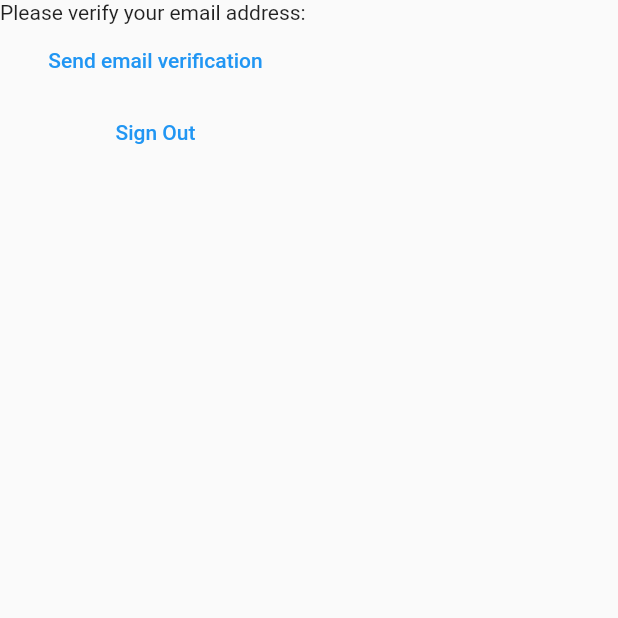
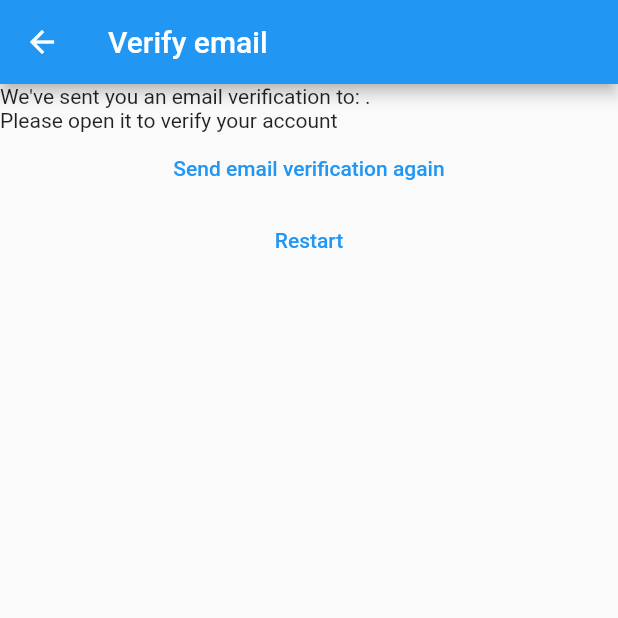
Before and after one commit to enrico-bottani/mynotes-dart-tutorial, a Flutter app: the VerifyEmailView screen opened directly, on a phone screen of 412 x 824 dp, the top half of it. Run offline on Flutter 3.47's test engine with Material 2 defaults, Android fonts, the phone set to English and light mode, and no system bars; our stand-ins replace firebase_auth, firebase_core; accounts and stored records are empty.

Commit message:
verify email fixes

```diff
--- a/lib/constants/routes.dart
+++ b/lib/constants/routes.dart
@@ -1,3 +1,4 @@
 const loginRoute="/login/";
 const registerRoute ="/register/";
 const notesRoute = "/notes/";
+const verifyEmailRoute = "/verify-email/";
--- a/lib/main.dart
+++ b/lib/main.dart
@@ -19,7 +19,8 @@ void main() {
     routes: {
       loginRoute: (context) => LoginView(),
       registerRoute: (context) => RegisterView(),
-      notesRoute: (context) => NotesView()
+      notesRoute: (context) => NotesView(),
+      verifyEmailRoute:(context)=>VerifyEmailView()
     },
   ));
 }
--- a/lib/views/verify_email_view.dart
+++ b/lib/views/verify_email_view.dart
@@ -16,19 +16,28 @@ class _VerifyEmailViewState extends State<VerifyEmailView> {
   @override
   Widget build(BuildContext context) {
     return Scaffold(
-      body: Column(children: [
-        Text("Please verify your email address: ${currentUser?.email}"),
-        TextButton(
+      appBar: AppBar(
+        title: Text("Verify email"),
+      ),
+      body: Column(crossAxisAlignment: CrossAxisAlignment.start, children: [
+        Text("We've sent you an email verification to: ${currentUser?.email}."),
+        Text("Please open it to verify your account"),
+        Center(
+          child: TextButton(
               onPressed: () async {
                 await currentUser?.sendEmailVerification();
               },
-            child: const Text("Send email verification")),
-        TextButton(
+              child: const Text("Send email verification again")),
+        ),
+        Center(
+          child: TextButton(
               onPressed: () async {
                 await FirebaseAuth.instance.signOut();
-              Navigator.pushNamedAndRemoveUntil(context, loginRoute, (route) => false);
+                Navigator.of(context).pushNamedAndRemoveUntil(
+                    registerRoute, (route) => false);
               },
-            child: const Text("Sign Out")),
+              child: const Text("Restart")),
+        ),
       ]),
     );
   }
```
Also changed, not shown: lib/views/register_view.dart (+17 -10 lines). Lines whose indentation alone changed are shown as unchanged.
